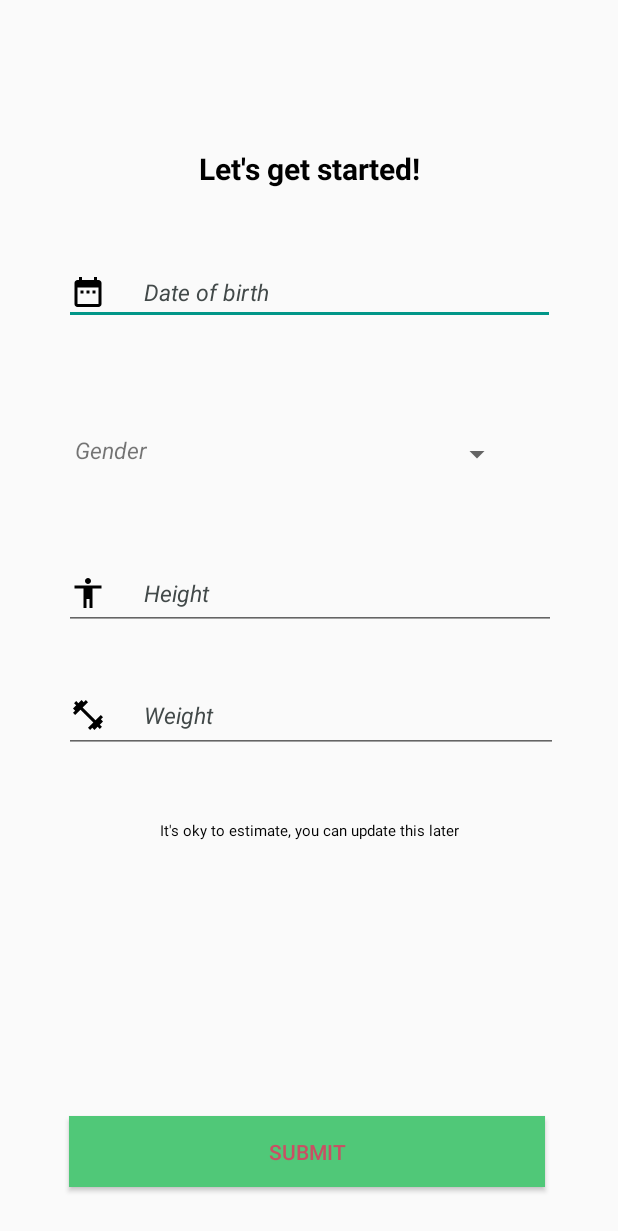
After one commit to Dasunx/SoulFit, an Android app: the create_user screen opened directly, with no data from a screen before it, on a phone screen of 412 x 824 dp. The commit adds this screen. Shown: the top 1231 px of the screen. Run offline under Robolectric (Android 15) with nearby library versions, the phone set to English and light mode, and no system bars; 4 statements that could not run were skipped.

Commit message:
create user interface

```diff
--- a/app/src/main/AndroidManifest.xml
+++ b/app/src/main/AndroidManifest.xml
@@ -9,12 +9,10 @@
         android:roundIcon="@mipmap/ic_launcher_round"
         android:supportsRtl="true"
         android:theme="@style/AppTheme">
-
-        <activity android:name=".Workouts"></activity>
-
-        <activity android:name=".ProfileActivity"></activity>
+        <activity android:name=".create_user"></activity>
+        <activity android:name=".Workouts" />
+        <activity android:name=".ProfileActivity" />
         <activity android:name=".CallorieCalc" />
-
         <activity android:name=".MainActivity">
             <intent-filter>
                 <action android:name="android.intent.action.MAIN" />
--- /dev/null
+++ b/app/src/main/java/com/dasun/soulfit/create_user.java
@@ -0,0 +1,71 @@
+package com.dasun.soulfit;
+
+
+
+import android.support.v4.view.GravityCompat;
+import android.support.v4.widget.DrawerLayout;
+import android.support.v7.app.ActionBarDrawerToggle;
+import android.support.v7.app.AppCompatActivity;
+import android.os.Bundle;
+import android.view.View;
+import android.widget.AdapterView;
+import android.widget.ArrayAdapter;
+import android.widget.Spinner;
+import android.widget.Toast;
+import android.widget.Toolbar;
+
+public class create_user extends AppCompatActivity {
+    private DrawerLayout drawer;
+
+    Spinner spinner;
+    ArrayAdapter<CharSequence> adapter;
+
+    @Override
+    public void onBackPressed() {
+        if(drawer.isDrawerOpen(GravityCompat.START)){
+            drawer.closeDrawer(GravityCompat.START);
+        }else {
+            super.onBackPressed();
+        }
+    }
+
+    @Override
+    protected void onCreate(Bundle savedInstanceState) {
+        super.onCreate(savedInstanceState);
+        setContentView(R.layout.activity_create_user);
+
+        //Toolbar toolbar = findViewById(R.id.toolbar);
+        //setSupportActionBar(toolbar);
+        //drawer = findViewById(R.id.drawer_layout);
+        ActionBarDrawerToggle toggle = new ActionBarDrawerToggle(this,drawer,
+                R.string.navigation_drawer_open, R.string.navigation_drawer_close);
+        drawer.addDrawerListener(toggle);
+        toggle.syncState();
+
+        getSupportActionBar().setDisplayHomeAsUpEnabled(true);
+        spinner = (Spinner) findViewById(R.id.spinner1);
+
+        adapter.setDropDownViewResource(android.R.layout.simple_spinner_dropdown_item);
+        spinner.setAdapter(adapter);
+        spinner.setOnItemSelectedListener(new AdapterView.OnItemSelectedListener() {
+            @Override
+            public void onItemSelected(AdapterView<?> parent, View view, int position, long id) {
+                Toast.makeText(getBaseContext(),parent.getItemAtPosition(position)+" selected",Toast.LENGTH_LONG).show();
+            }
+
+
+            @Override
+            public void onNothingSelected(AdapterView<?> adapterView) {
+
+            }
+
+        });
+
+
+    }
+
+    private void setSupportActionBar(Toolbar toolbar) {
+    }
+
+
+}
--- /dev/null
+++ b/app/src/main/res/drawable/ic_accessibility_black_24dp.xml
@@ -0,0 +1,9 @@
+<vector xmlns:android="http://schemas.android.com/apk/res/android"
+        android:width="24dp"
+        android:height="24dp"
+        android:viewportWidth="24.0"
+        android:viewportHeight="24.0">
+    <path
+        android:fillColor="#FF000000"
+        android:pathData="M12,2c1.1,0 2,0.9 2,2s-0.9,2 -2,2 -2,-0.9 -2,-2 0.9,-2 2,-2zM21,9h-6v13h-2v-6h-2v6L9,22L9,9L3,9L3,7h18v2z"/>
+</vector>
--- /dev/null
+++ b/app/src/main/res/drawable/ic_date_range_black_24dp.xml
@@ -0,0 +1,9 @@
+<vector xmlns:android="http://schemas.android.com/apk/res/android"
+        android:width="24dp"
+        android:height="24dp"
+        android:viewportWidth="24.0"
+        android:viewportHeight="24.0">
+    <path
+        android:fillColor="#FF000000"
+        android:pathData="M9,11L7,11v2h2v-2zM13,11h-2v2h2v-2zM17,11h-2v2h2v-2zM19,4h-1L18,2h-2v2L8,4L8,2L6,2v2L5,4c-1.11,0 -1.99,0.9 -1.99,2L3,20c0,1.1 0.89,2 2,2h14c1.1,0 2,-0.9 2,-2L21,6c0,-1.1 -0.9,-2 -2,-2zM19,20L5,20L5,9h14v11z"/>
+</vector>
--- /dev/null
+++ b/app/src/main/res/drawable/ic_fitness_center_black_24dp.xml
@@ -0,0 +1,9 @@
+<vector xmlns:android="http://schemas.android.com/apk/res/android"
+        android:width="24dp"
+        android:height="24dp"
+        android:viewportWidth="24.0"
+        android:viewportHeight="24.0">
+    <path
+        android:fillColor="#FF000000"
+        android:pathData="M20.57,14.86L22,13.43 20.57,12 17,15.57 8.43,7 12,3.43 10.57,2 9.14,3.43 7.71,2 5.57,4.14 4.14,2.71 2.71,4.14l1.43,1.43L2,7.71l1.43,1.43L2,10.57 3.43,12 7,8.43 15.57,17 12,20.57 13.43,22l1.43,-1.43L16.29,22l2.14,-2.14 1.43,1.43 1.43,-1.43 -1.43,-1.43L22,16.29z"/>
+</vector>
--- /dev/null
+++ b/app/src/main/res/layout/activity_create_user.xml
@@ -0,0 +1,189 @@
+<?xml version="1.0" encoding="utf-8"?>
+<android.support.constraint.ConstraintLayout xmlns:android="http://schemas.android.com/apk/res/android"
+    xmlns:app="http://schemas.android.com/apk/res-auto"
+    xmlns:tools="http://schemas.android.com/tools"
+    android:layout_width="match_parent"
+    android:layout_height="match_parent"
+
+    tools:context=".create_user">
+
+    <EditText
+
+        android:id="@+id/editTextR"
+        android:layout_width="327dp"
+        android:layout_height="43dp"
+        android:layout_marginStart="8dp"
+        android:layout_marginTop="8dp"
+        android:layout_marginEnd="8dp"
+        android:layout_marginBottom="8dp"
+        android:autofillHints=""
+        android:drawableStart="@drawable/ic_date_range_black_24dp"
+        android:drawablePadding="25dp"
+        android:ems="10"
+        android:hint="Date of birth"
+        android:inputType="date"
+        android:textColorHint="#424949"
+        android:textSize="15sp"
+        android:textStyle="italic"
+        app:layout_constraintBottom_toBottomOf="parent"
+        app:layout_constraintEnd_toEndOf="parent"
+        app:layout_constraintStart_toStartOf="parent"
+        app:layout_constraintTop_toBottomOf="@+id/textView"
+        app:layout_constraintVertical_bias="0.061" />
+
+    <TextView
+
+
+        android:id="@+id/GenderR"
+        android:layout_width="0dp"
+        android:layout_height="27dp"
+        android:layout_alignParentStart="true"
+        android:layout_marginStart="50dp"
+        android:layout_marginTop="8dp"
+        android:layout_marginEnd="50dp"
+        android:layout_marginBottom="8dp"
+        android:ems="10"
+        android:text="Gender"
+        android:textColorHint="#424949"
+        android:textSize="15sp"
+        android:textStyle="italic"
+        app:layout_constraintBottom_toBottomOf="parent"
+        app:layout_constraintEnd_toStartOf="@+id/spinner1"
+        app:layout_constraintStart_toStartOf="parent"
+        app:layout_constraintTop_toTopOf="parent"
+        app:layout_constraintVertical_bias="0.36" />
+
+    <Spinner
+        android:id="@+id/spinner1"
+        android:layout_width="0dp"
+        android:layout_height="28dp"
+        android:layout_marginStart="40dp"
+        android:layout_marginTop="8dp"
+        android:layout_marginEnd="70dp"
+        android:layout_marginBottom="8dp"
+        android:layout_toEndOf="@id/GenderR"
+
+        app:layout_constraintBottom_toBottomOf="parent"
+        app:layout_constraintEnd_toEndOf="parent"
+        app:layout_constraintStart_toEndOf="@+id/GenderR"
+        app:layout_constraintTop_toTopOf="parent"
+        app:layout_constraintVertical_bias="0.36" />
+
+    <EditText
+
+        android:id="@+id/editTextR3"
+        android:layout_width="328dp"
+        android:layout_height="48dp"
+        android:layout_marginStart="8dp"
+        android:layout_marginTop="8dp"
+        android:layout_marginEnd="8dp"
+        android:layout_marginBottom="8dp"
+        android:autofillHints=""
+        android:drawableStart="@drawable/ic_accessibility_black_24dp"
+        android:drawablePadding="25dp"
+        android:ems="10"
+        android:hint="Height"
+        android:inputType="number"
+        android:textColorHint="#424949"
+        android:textSize="15sp"
+        android:textStyle="italic"
+        app:layout_constraintBottom_toBottomOf="parent"
+        app:layout_constraintEnd_toEndOf="parent"
+        app:layout_constraintHorizontal_bias="0.507"
+        app:layout_constraintStart_toStartOf="parent"
+        app:layout_constraintTop_toTopOf="parent"
+        app:layout_constraintVertical_bias="0.479" />
+
+    <EditText
+
+        android:id="@+id/editTextR4"
+        android:layout_width="329dp"
+        android:layout_height="50dp"
+        android:layout_marginStart="8dp"
+        android:layout_marginTop="8dp"
+        android:layout_marginEnd="8dp"
+        android:layout_marginBottom="8dp"
+        android:autofillHints=""
+        android:drawableStart="@drawable/ic_fitness_center_black_24dp"
+        android:drawablePadding="25dp"
+        android:ems="10"
+        android:hint="Weight"
+        android:inputType="number"
+        android:textColorHint="#424949"
+        android:textSize="15sp"
+        android:textStyle="italic"
+        app:layout_constraintBottom_toBottomOf="parent"
+        app:layout_constraintEnd_toEndOf="parent"
+        app:layout_constraintHorizontal_bias="0.515"
+        app:layout_constraintStart_toStartOf="parent"
+        app:layout_constraintTop_toBottomOf="@+id/editTextR3"
+        app:layout_constraintVertical_bias="0.071" />
+
+
+    <TextView
+
+        android:id="@+id/textViewR3"
+        android:layout_width="0dp"
+        android:layout_height="wrap_content"
+        android:layout_marginStart="8dp"
+        android:layout_marginEnd="8dp"
+        android:layout_marginBottom="8dp"
+        android:ems="10"
+        android:text="It's oky to estimate, you can update this later"
+        android:textAlignment="center"
+        android:textColor="#000000"
+        android:textSize="10sp"
+        app:layout_constraintBottom_toBottomOf="parent"
+        app:layout_constraintEnd_toEndOf="parent"
+        app:layout_constraintHorizontal_bias="0.0"
+        app:layout_constraintStart_toStartOf="parent"
+        app:layout_constraintTop_toBottomOf="@+id/editTextR4"
+        app:layout_constraintVertical_bias="0.148" />
+
+    <Button
+
+        android:id="@+id/buttonR"
+        android:layout_width="317dp"
+        android:layout_height="47dp"
+        android:layout_marginStart="8dp"
+        android:layout_marginTop="8dp"
+        android:layout_marginEnd="8dp"
+        android:layout_marginBottom="8dp"
+        android:background="#50c878"
+
+        android:text="submit"
+        android:textColor="#c85064"
+        app:layout_constraintBottom_toBottomOf="parent"
+        app:layout_constraintEnd_toEndOf="parent"
+        app:layout_constraintHorizontal_bias="0.487"
+        app:layout_constraintStart_toStartOf="parent"
+        app:layout_constraintTop_toTopOf="parent"
+        app:layout_constraintVertical_bias="0.968"
+        />
+
+    <TextView
+
+
+        android:id="@+id/textView"
+        android:layout_width="0dp"
+        android:layout_height="28dp"
+        android:layout_marginStart="8dp"
+        android:layout_marginTop="8dp"
+        android:layout_marginEnd="8dp"
+        android:layout_marginBottom="8dp"
+        android:shadowDy="2"
+        android:text="Let's get started!"
+        android:textAlignment="center"
+        android:textColor="#000000"
+        android:textColorHighlight="@color/dark_blue"
+        android:textSize="20sp"
+        android:textStyle="bold"
+        app:layout_constraintBottom_toBottomOf="parent"
+        app:layout_constraintEnd_toEndOf="parent"
+        app:layout_constraintHorizontal_bias="0.0"
+        app:layout_constraintStart_toStartOf="parent"
+        app:layout_constraintTop_toTopOf="parent"
+        app:layout_constraintVertical_bias="0.116" />
+
+
+</android.support.constraint.ConstraintLayout>
--- a/app/src/main/res/values/strings.xml
+++ b/app/src/main/res/values/strings.xml
@@ -41,5 +41,4 @@
     <string name="Showcal2">100</string>
 
 
-
 </resources>
```
